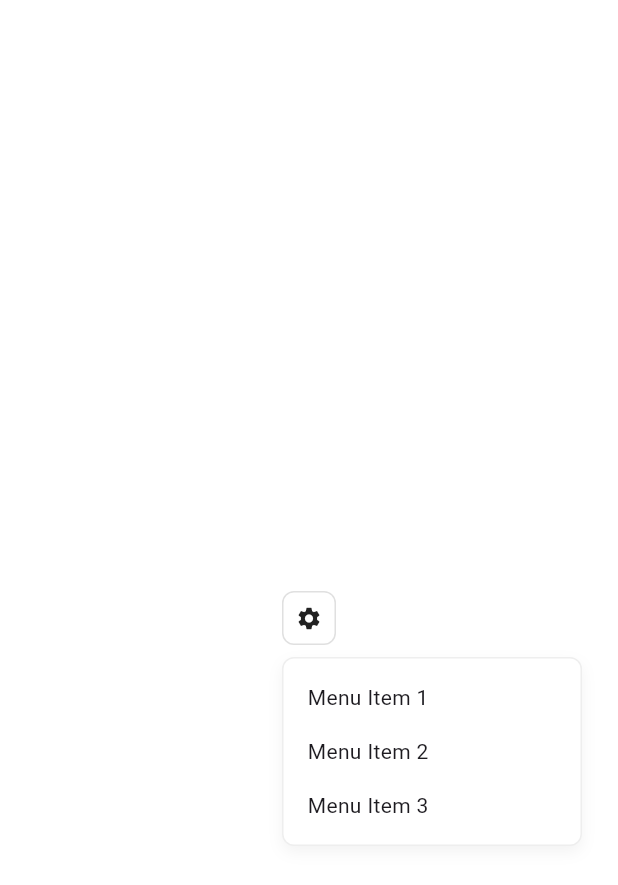
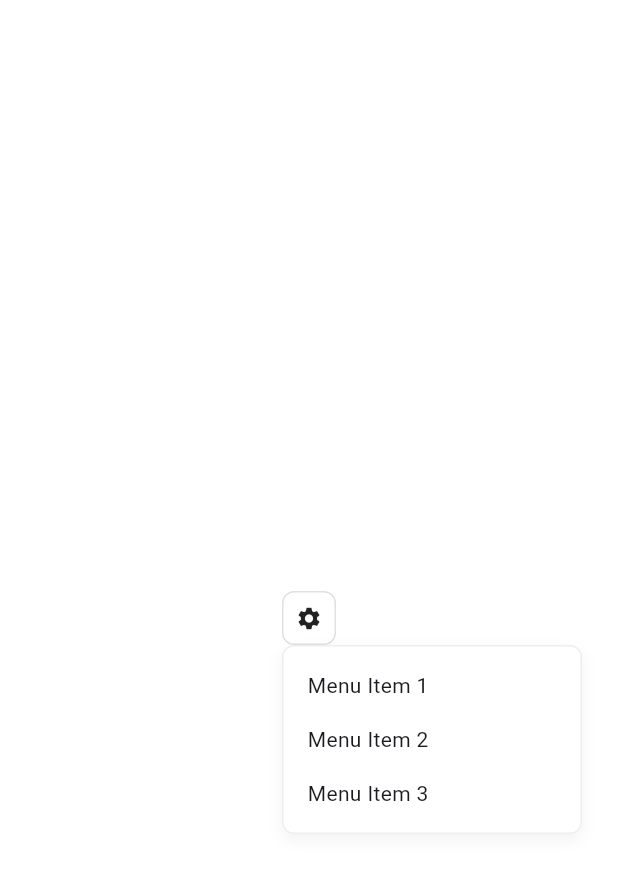
Before and after one commit to btwld/naked_ui, a Flutter app: the screen it shows after launch, after a tap on the "settings" icon, on a phone screen of 412 x 824 dp. Shown: the top 885 px of the screen. Run offline on Flutter 3.47's test engine with Material 3 defaults, Android fonts, the phone set to English and light mode, and no system bars.

Commit message:
Refactor menu and tooltip anchoring, remove naked_portal
Replaces the NakedPortal implementation with NakedMenuAnchor, consolidating positioning logic and updating all references from OverlayPortalController to MenuController. Updates menu and tooltip APIs to use NakedMenuPosition for alignment, removes PositionConfig, and migrates fallback alignment parameters. Refactors tests and examples to use the new controller and position APIs, and cleans up related utility exports.

```diff
--- a/example/lib/api/naked_menu.0.dart
+++ b/example/lib/api/naked_menu.0.dart
@@ -29,7 +29,7 @@ class MenuExample extends StatefulWidget {
 }
 
 class _MenuExampleState extends State<MenuExample> {
-  final _controller = OverlayPortalController();
+  final _controller = MenuController();
 
   void _onItemPressed(String item) {
     ScaffoldMessenger.of(context).showSnackBar(
@@ -41,7 +41,7 @@ class _MenuExampleState extends State<MenuExample> {
   Widget build(BuildContext context) {
     return NakedMenu(
       builder: (context) => NakedButton(
-        onPressed: () => _controller.show(),
+        onPressed: () => _controller.open(),
         child: Container(
           padding: const EdgeInsets.all(8),
           decoration: BoxDecoration(
@@ -88,7 +88,7 @@ class _MenuExampleState extends State<MenuExample> {
         ),
       ),
       controller: _controller,
-      onClose: () => _controller.hide(),
+      onClose: () => _controller.close(),
     );
   }
 }
--- a/example/lib/api/naked_menu.1.dart
+++ b/example/lib/api/naked_menu.1.dart
@@ -118,7 +118,7 @@ class _AnimatedMenuExampleState extends State<AnimatedMenuExample>
           ),
         ),
       ),
-      controller: _controller,
+      controller: MenuController(),
       onClose: () => _isOpened.value = false,
     );
   }
--- a/lib/src/naked_menu.dart
+++ b/lib/src/naked_menu.dart
@@ -1,8 +1,6 @@
 import 'package:flutter/material.dart';
 import 'package:flutter/services.dart';
 import 'package:naked_ui/naked_ui.dart';
-
-import 'utilities/overlay_content_menu.dart';
 
 /// A fully customizable menu with no default styling.
 ///
@@ -84,15 +82,15 @@ class NakedMenu extends StatefulWidget {
 
   /// The alignment of the menu relative to its target.
   /// Specifies how the menu should be positioned.
-  final PositionConfig menuAlignment;
+  final NakedMenuPosition menuPosition;
 
   /// Fallback alignments to try if the menu doesn't fit in the preferred position.
   /// The menu will try each alignment in order until it finds one that fits.
-  final List<PositionConfig> fallbackAlignments;
+  final List<NakedMenuPosition> fallbackPositions;
 
   /// The controller that manages the visibility of the menu.
   /// Use this to show, hide, or toggle the menu programmatically.
-  final OverlayPortalController controller;
+  final MenuController controller;
 
   /// Whether to consume outside taps.
   final bool consumeOutsideTaps;
@@ -115,16 +113,11 @@ class NakedMenu extends StatefulWidget {
     this.useRootOverlay = false,
     this.closeOnSelect = true,
     this.autofocus = false,
-    this.menuAlignment = const PositionConfig(
-      target: Alignment.bottomLeft,
-      follower: Alignment.topLeft,
-      offset: Offset(0, 8),
-    ),
-    this.fallbackAlignments = const [
-      PositionConfig(
+    this.menuPosition = const NakedMenuPosition(),
+    this.fallbackPositions = const [
+      NakedMenuPosition(
         target: Alignment.topLeft,
         follower: Alignment.bottomLeft,
-        offset: Offset(0, -8),
       ),
     ],
   });
@@ -134,29 +127,16 @@ class NakedMenu extends StatefulWidget {
 }
 
 class _NakedMenuState extends State<NakedMenu> {
-  final _focusScopeNode = FocusScopeNode();
-
-  @override
-  void dispose() {
-    _focusScopeNode.dispose();
-    super.dispose();
-  }
-
   @override
   Widget build(BuildContext context) {
-    return NakedPortal(
+    return NakedMenuAnchor(
       useRootOverlay: widget.useRootOverlay,
-      alignment: widget.menuAlignment,
-      fallbackAlignments: widget.fallbackAlignments,
+      position: widget.menuPosition,
+      fallbackPositions: widget.fallbackPositions,
       controller: widget.controller,
-      overlayBuilder: (context) {
-        return NakedOverlayContentMenu(
-          consumeOutsideTaps: widget.consumeOutsideTaps,
-          onClose: widget.onClose,
-          controller: widget.controller,
-          child: widget.overlayBuilder(context),
-        );
-      },
+      onClose: widget.onClose,
+      consumeOutsideTaps: widget.consumeOutsideTaps,
+      overlayBuilder: widget.overlayBuilder,
       child: widget.builder(context),
     );
   }
--- a/lib/src/utilities/naked_menu_anchor.dart
+++ b/lib/src/utilities/naked_menu_anchor.dart
@@ -25,7 +25,10 @@ class NakedMenuPosition {
   final Alignment target;
   final Alignment follower;
 
-  const NakedMenuPosition({required this.target, required this.follower});
+  const NakedMenuPosition({
+    this.target = Alignment.bottomLeft,
+    this.follower = Alignment.topLeft,
+  });
 }
 
 class NakedMenuAnchor extends StatefulWidget {
@@ -116,6 +119,20 @@ class _NakedMenuAnchorState extends State<NakedMenuAnchor> {
     );
   }
 }
+
+abstract class OverlayChildLifecycle {
+  final Duration removalDelay;
+
+  final OverlayChildLifecycleCallback? onStateChange;
+
+  OverlayChildLifecycle({
+    this.onStateChange,
+    this.removalDelay = Duration.zero,
+  });
+}
+
+typedef OverlayChildLifecycleCallback =
+    void Function(OverlayChildLifecycleState state);
 
 mixin MenuAnchorChildLifecycleMixin<T extends StatefulWidget> on State<T> {
   OverlayChildLifecycle get overlayChildLifecycle =>
@@ -255,3 +272,5 @@ class _NakedPositionDelegate extends SingleChildLayoutDelegate {
         overlayTopLeft.dy + overlaySize.height <= screenSize.height;
   }
 }
+
+enum OverlayChildLifecycleState { present, pendingRemoval, removed }
--- a/lib/src/utilities/naked_portal.dart
+++ /dev/null
@@ -1,235 +0,0 @@
-import 'dart:async';
-
-import 'package:flutter/material.dart';
-
-class NakedPortal extends StatefulWidget {
-  final OverlayPortalController controller;
-  final WidgetBuilder overlayBuilder;
-  final bool useRootOverlay;
-  final Widget? child;
-  final PositionConfig alignment;
-  final List<PositionConfig> fallbackAlignments;
-
-  const NakedPortal({
-    super.key,
-    required this.controller,
-    required this.overlayBuilder,
-    this.child,
-    this.useRootOverlay = false,
-    this.alignment = const PositionConfig(
-      target: Alignment.topCenter,
-      follower: Alignment.bottomCenter,
-    ),
-    this.fallbackAlignments = const [],
-  });
-
-  @override
-  State<NakedPortal> createState() => _NakedPortalState();
-}
-
-class _NakedPortalState extends State<NakedPortal> {
-  Widget _overlayBuilder(BuildContext context) {
-    final OverlayState overlayState = Overlay.of(
-      context,
-      rootOverlay: widget.useRootOverlay,
-      debugRequiredFor: widget,
-    );
-    final RenderBox box = this.context.findRenderObject()! as RenderBox;
-    final Offset target = box.localToGlobal(
-      box.size.topLeft(Offset.zero),
-      ancestor: overlayState.context.findRenderObject(),
-    );
-
-    return Positioned.fill(
-      bottom: MediaQuery.of(context).viewInsets.bottom,
-      child: CustomSingleChildLayout(
-        delegate: _NakedPositionDelegate(
-          target: target,
-          targetSize: box.size,
-          alignment: widget.alignment,
-          fallbackAlignments: widget.fallbackAlignments,
-        ),
-        child: widget.overlayBuilder(context),
-      ),
-    );
-  }
-
-  @override
-  Widget build(BuildContext context) {
-    return OverlayPortal(
-      controller: widget.controller,
-      overlayChildBuilder: _overlayBuilder,
-      child: widget.child,
-    );
-  }
-}
-
-class PositionConfig {
-  final Alignment target;
-  final Alignment follower;
-  final Offset offset;
-
-  const PositionConfig({
-    required this.target,
-    required this.follower,
-    this.offset = Offset.zero,
-  });
-}
-
-class _NakedPositionDelegate extends SingleChildLayoutDelegate {
-  /// Creates a delegate for computing the layout of a tooltip.
-  _NakedPositionDelegate({
-    required this.target,
-    required this.targetSize,
-    required this.alignment,
-    required this.fallbackAlignments,
-  });
-
-  /// The offset of the target the tooltip is positioned near in the global
-  /// coordinate system.
-  final Offset target;
-
-  /// The amount of vertical distance between the target and the displayed
-  /// tooltip.
-  final Size targetSize;
-
-  final PositionConfig alignment;
-
-  final List<PositionConfig> fallbackAlignments;
-
-  @override
-  BoxConstraints getConstraintsForChild(BoxConstraints constraints) =>
-      constraints.loosen();
-
-  @override
-  Offset getPositionForChild(Size size, Size childSize) {
-    return _calculateOverlayPosition(
-      screenSize: size,
-      targetSize: targetSize,
-      targetPosition: target,
-      overlaySize: childSize,
-      alignment: alignment,
-      fallbackAlignments: fallbackAlignments,
-    );
-  }
-
-  @override
-  bool shouldRelayout(_NakedPositionDelegate oldDelegate) {
-    return target != oldDelegate.target || targetSize != oldDelegate.targetSize;
-  }
-}
-
-Offset _calculateOverlayPosition({
-  required Size screenSize,
-  required Size targetSize,
-  required Offset targetPosition,
-  required Size overlaySize,
-  required PositionConfig alignment,
-  List<PositionConfig> fallbackAlignments = const [],
-}) {
-  final allAlignments = [alignment, ...fallbackAlignments];
-
-  for (final pair in allAlignments) {
-    final candidate = _calculateAlignedOffset(
-      targetTopLeft: targetPosition,
-      targetSize: targetSize,
-      overlaySize: overlaySize,
-      alignment: pair,
-    );
-
-    if (_isOverlayFullyVisible(candidate, overlaySize, screenSize)) {
-      return candidate;
-    }
-  }
-
-  // Return first attempt even if it overflows
-  return _calculateAlignedOffset(
-    targetTopLeft: targetPosition,
-    targetSize: targetSize,
-    overlaySize: overlaySize,
-    alignment: alignment,
-  );
-}
-
-Offset _calculateAlignedOffset({
-  required Offset targetTopLeft,
-  required Size targetSize,
-  required Size overlaySize,
-  required PositionConfig alignment,
-}) {
-  final targetAnchorOffset = alignment.target.alongSize(targetSize);
-  final followerAnchorOffset = alignment.follower.alongSize(overlaySize);
-
-  return targetTopLeft +
-      targetAnchorOffset -
-      followerAnchorOffset +
-      alignment.offset;
-}
-
-bool _isOverlayFullyVisible(
-  Offset overlayTopLeft,
-  Size overlaySize,
-  Size screenSize,
-) {
-  return overlayTopLeft.dx >= 0 &&
-      overlayTopLeft.dy >= 0 &&
-      overlayTopLeft.dx + overlaySize.width <= screenSize.width &&
-      overlayTopLeft.dy + overlaySize.height <= screenSize.height;
-}
-
-enum OverlayChildLifecycleState { present, pendingRemoval, removed }
-
-typedef OverlayChildLifecycleCallback =
-    void Function(OverlayChildLifecycleState state);
-
-abstract class OverlayChildLifecycle {
-  final Duration removalDelay;
-
-  final OverlayChildLifecycleCallback? onStateChange;
-
-  OverlayChildLifecycle({
-    this.onStateChange,
-    this.removalDelay = Duration.zero,
-  });
-}
-
-mixin OverlayChildLifecycleMixin<T extends StatefulWidget> on State<T> {
-  OverlayChildLifecycle get overlayChildLifecycle =>
-      widget as OverlayChildLifecycle;
-
-  final OverlayPortalController controller = OverlayPortalController();
-
-  Timer? _removalTimer;
-  OverlayChildLifecycleCallback? get _onStateChange =>
-      overlayChildLifecycle.onStateChange;
-
-  final showNotifier = ValueNotifier<bool>(false);
-
-  @override
-  void initState() {
-    super.initState();
-    showNotifier.addListener(_handleShowNotifierChange);
-  }
-
-  @override
-  void dispose() {
-    _removalTimer?.cancel();
-    showNotifier.removeListener(_handleShowNotifierChange);
-    super.dispose();
-  }
-
-  void _handleShowNotifierChange() {
-    if (showNotifier.value) {
-      _removalTimer?.cancel();
-      controller.show();
-      _onStateChange?.call(OverlayChildLifecycleState.present);
-    } else {
-      _onStateChange?.call(OverlayChildLifecycleState.pendingRemoval);
-      _removalTimer?.cancel();
-      _removalTimer = Timer(overlayChildLifecycle.removalDelay, () {
-        controller.hide();
-        _onStateChange?.call(OverlayChildLifecycleState.removed);
-      });
-    }
-  }
-}
--- a/lib/src/utilities/utilities.dart
+++ b/lib/src/utilities/utilities.dart
@@ -1,3 +1,3 @@
 library;
 
-export 'naked_portal.dart';
+export 'naked_menu_anchor.dart';
```
Also changed, not shown: example/lib/api/naked_tooltip.0.dart (+4 -3 lines), lib/src/naked_tooltip.dart (+13 -22 lines), 2 other files.
